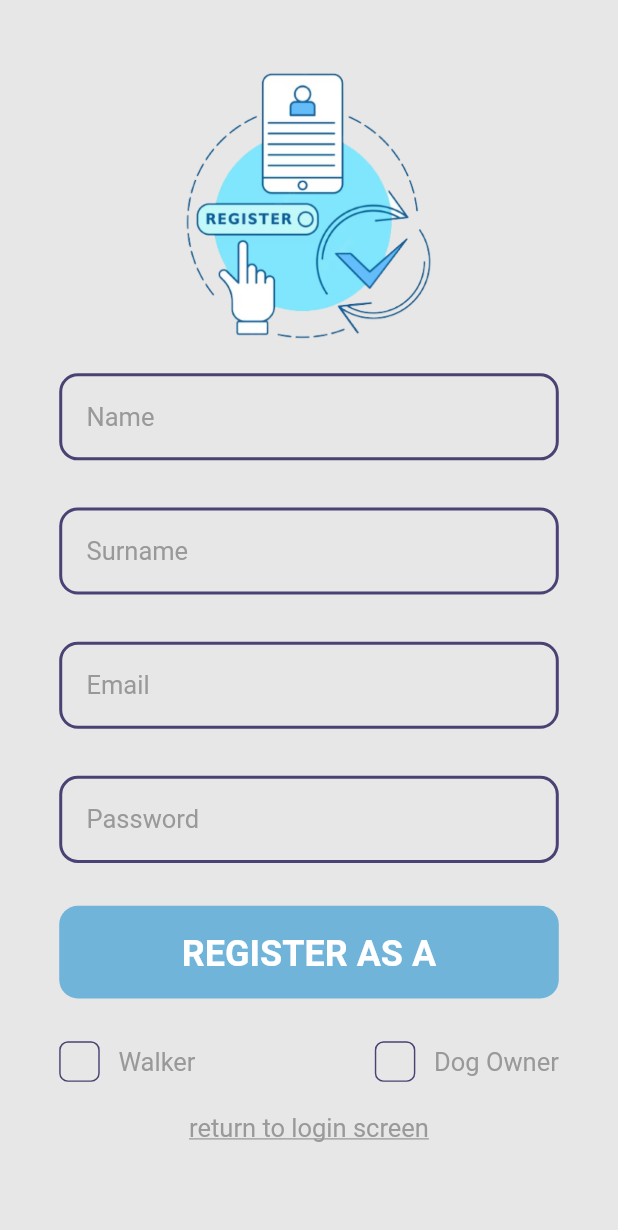
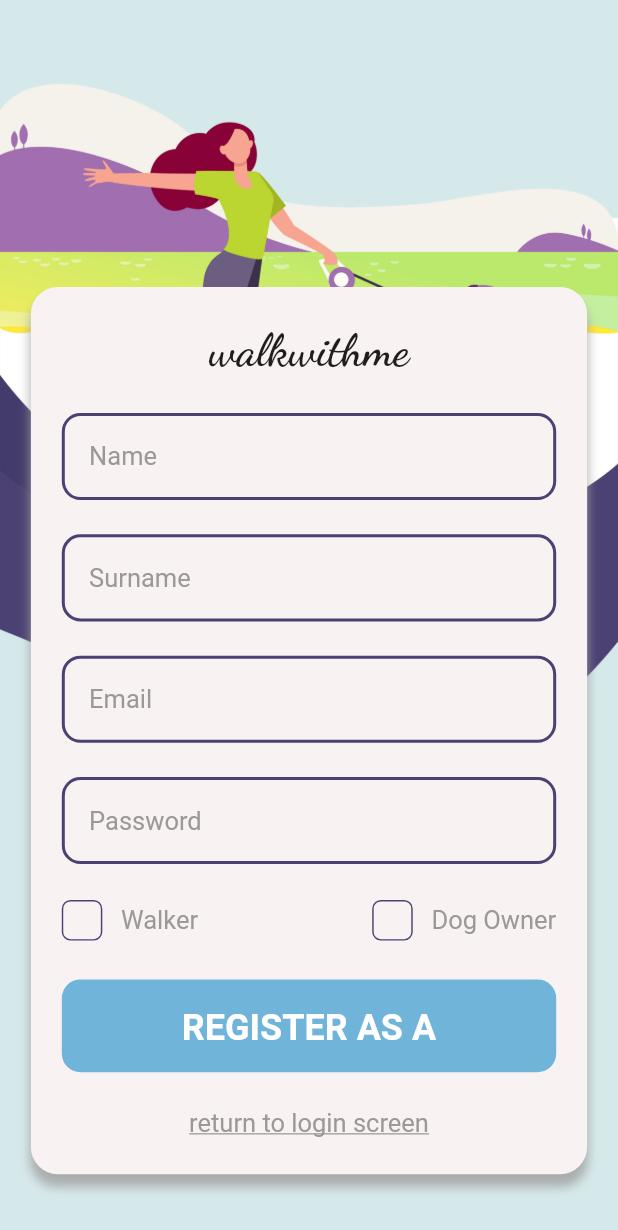
Before and after one commit to SevdaErgun/WalkWithMe, a Flutter app: the RegisterScreen screen opened by its route, on a phone screen of 412 x 824 dp. Shown: the top 1230 px of the screen. Run offline on Flutter 3.47's test engine with Material 2 defaults, Android fonts, the phone set to English and light mode, and no system bars; our stand-ins replace cached_network_image, connectivity_plus, flutter_svg, get, shared_preferences, sqflite; accounts and stored records are empty.

Commit message:
register screen v2 updated

```diff
--- a/lib/presentation/register_screen/register_screen.dart
+++ b/lib/presentation/register_screen/register_screen.dart
@@ -19,35 +19,67 @@ class RegisterScreen extends GetWidget<RegisterController> {
     return SafeArea(
       child: Scaffold(
         resizeToAvoidBottomInset: false,
-        backgroundColor: ColorConstant.gray200,
+        backgroundColor: ColorConstant.projectBackground,
         body: Form(
           key: _formKey,
           child: Container(
+            width: double.infinity,
+            child: Stack(
+              children: [
+                Positioned.fill(
+                  child: CustomImageView(
+                    imagePath: ImageConstant.loginIMG,
+                    width: double.infinity,
+                    alignment: Alignment.topCenter,
+                    margin: EdgeInsets.only(
+                        top: MediaQuery.sizeOf(context).height * 0.5 / 10),
+                  ),
+                ),
+                Container(
+                  width: double.infinity,
+                  padding: EdgeInsets.only(
+                      bottom: MediaQuery.sizeOf(context).height * 0.5 / 10),
+                  margin: EdgeInsets.symmetric(
+                    horizontal: MediaQuery.sizeOf(context).width * 0.5 / 10,
+                  ),
                   child: Column(
-              mainAxisAlignment: MainAxisAlignment.start,
+                      mainAxisAlignment: MainAxisAlignment.end,
+                      crossAxisAlignment: CrossAxisAlignment.center,
                       children: [
-                Expanded(
-                  child: SingleChildScrollView(
-                    child: Container(
-                      width: double.infinity,
+                        Container(
+                          decoration: BoxDecoration(
+                            color: ColorConstant.cardBackground,
+                            borderRadius: BorderRadius.circular(18),
+                            boxShadow: [
+                              BoxShadow(
+                                color: Colors.grey.withOpacity(0.8),
+                                spreadRadius: 0,
+                                blurRadius: 5,
+                                offset: Offset(0, 8),
+                              ),
+                            ],
+                          ),
+                          padding: EdgeInsets.symmetric(
+                              horizontal:
+                                  MediaQuery.sizeOf(context).width * 0.5 / 10),
                           child: Column(
                             crossAxisAlignment: CrossAxisAlignment.center,
-                        mainAxisAlignment: MainAxisAlignment.start,
+                            mainAxisAlignment: MainAxisAlignment.center,
                             children: [
-                          CustomImageView(
-                            imagePath: ImageConstant.registerIMG,
-                            width: MediaQuery.sizeOf(context).width * 6 / 10,
-                            margin: EdgeInsets.only(top: 25),
+                              Container(
+                                padding: EdgeInsets.symmetric(vertical: 24),
+                                child: Text(
+                                  "lbl_walkwithme".tr,
+                                  overflow: TextOverflow.ellipsis,
+                                  textAlign: TextAlign.left,
+                                  style: AppStyle.txtDancingScript32,
+                                ),
                               ),
                               CustomTextFormField(
                                 focusNode: FocusNode(),
                                 autofocus: false,
                                 controller: controller.nameController,
                                 hintText: "lbl_name".tr,
-                            margin: getMargin(
-                                left: MediaQuery.sizeOf(context).width * 1 / 10,
-                                right:
-                                    MediaQuery.sizeOf(context).width * 1 / 10),
                                 validator: (value) {
                                   if (!isText(value)) {
                                     return "Please enter valid text";
@@ -61,10 +93,8 @@ class RegisterScreen extends GetWidget<RegisterController> {
                                 controller: controller.surnameController,
                                 hintText: "lbl_surname".tr,
                                 margin: getMargin(
-                                left: MediaQuery.sizeOf(context).width * 1 / 10,
-                                top: 33,
-                                right:
-                                    MediaQuery.sizeOf(context).width * 1 / 10),
+                                  top: 24,
+                                ),
                                 validator: (value) {
                                   if (!isText(value)) {
                                     return "Please enter valid text";
@@ -78,14 +108,13 @@ class RegisterScreen extends GetWidget<RegisterController> {
                                 controller: controller.emailController,
                                 hintText: "lbl_email".tr,
                                 margin: getMargin(
-                                left: MediaQuery.sizeOf(context).width * 1 / 10,
-                                top: 33,
-                                right:
-                                    MediaQuery.sizeOf(context).width * 1 / 10),
+                                  top: 24,
+                                ),
                                 textInputType: TextInputType.emailAddress,
                                 validator: (value) {
                                   if (value == null ||
-                                  (!isValidEmail(value, isRequired: true))) {
+                                      (!isValidEmail(value,
+                                          isRequired: true))) {
                                     return "Please enter valid email";
                                   }
                                   return null;
@@ -97,44 +126,22 @@ class RegisterScreen extends GetWidget<RegisterController> {
                                 controller: controller.passwordController,
                                 hintText: "lbl_password".tr,
                                 margin: getMargin(
-                                left: MediaQuery.sizeOf(context).width * 1 / 10,
-                                top: 33,
-                                right:
-                                    MediaQuery.sizeOf(context).width * 1 / 10),
+                                  top: 24,
+                                ),
                                 textInputAction: TextInputAction.done,
                                 textInputType: TextInputType.visiblePassword,
                                 validator: (value) {
                                   if (value == null ||
-                                  (!isValidPassword(value, isRequired: true))) {
+                                      (!isValidPassword(value,
+                                          isRequired: true))) {
                                     return "Please enter valid password";
                                   }
                                   return null;
                                 },
                                 isObscureText: true,
                               ),
-                          CustomButton(
-                            height: getVerticalSize(
-                              65,
-                            ),
-                            text: "lbl_register_as_a".tr,
-                            margin: getMargin(
-                                left: MediaQuery.sizeOf(context).width * 1 / 10,
-                                top: 30,
-                                right:
-                                    MediaQuery.sizeOf(context).width * 1 / 10),
-                            shape: ButtonShape.RoundedBorder13,
-                            padding: ButtonPadding.PaddingAll19,
-                            fontStyle: ButtonFontStyle.RobotoRomanBold32,
-                            onTap: () => {
-                              _insert()
-                            },
-                          ),
                               Padding(
-                            padding: getPadding(
-                              left: MediaQuery.sizeOf(context).width * 1 / 10,
-                              top: 30,
-                              right: MediaQuery.sizeOf(context).width * 1 / 10,
-                            ),
+                                padding: EdgeInsets.symmetric(vertical: 24),
                                 child: Row(
                                   mainAxisAlignment: MainAxisAlignment.center,
                                   children: [
@@ -155,18 +162,20 @@ class RegisterScreen extends GetWidget<RegisterController> {
                                                   bottom: 2,
                                                 ),
                                                 decoration: BoxDecoration(
-                                              color: controller
-                                                          .roleStatus.value ==
+                                                  color: controller.roleStatus
+                                                              .value ==
                                                           'Walker'
-                                                  ? ColorConstant.blueGray700
+                                                      ? ColorConstant
+                                                          .blueGray700
                                                       : null,
-                                              border: controller
-                                                          .roleStatus.value !=
+                                                  border: controller.roleStatus
+                                                              .value !=
                                                           'Walker'
                                                       ? Border.all(
                                                           color: ColorConstant
                                                               .blueGray700,
-                                                      width: getHorizontalSize(
+                                                          width:
+                                                              getHorizontalSize(
                                                             1,
                                                           ),
                                                         )
@@ -186,7 +195,8 @@ class RegisterScreen extends GetWidget<RegisterController> {
                                                 ),
                                                 child: Text(
                                                   "lbl_walker".tr,
-                                              overflow: TextOverflow.ellipsis,
+                                                  overflow:
+                                                      TextOverflow.ellipsis,
                                                   textAlign: TextAlign.left,
                                                   style: AppStyle
                                                       .txtRobotoRomanRegular24,
@@ -198,7 +208,7 @@ class RegisterScreen extends GetWidget<RegisterController> {
                                     Spacer(),
                                     GestureDetector(
                                       onTap: () {
-                                    controller.setWalker();
+                                        controller.setDogOwner();
                                       },
                                       child: Obx(() => Row(
                                             children: [
@@ -213,18 +223,20 @@ class RegisterScreen extends GetWidget<RegisterController> {
                                                   bottom: 2,
                                                 ),
                                                 decoration: BoxDecoration(
-                                              color: controller
-                                                          .roleStatus.value ==
+                                                  color: controller.roleStatus
+                                                              .value ==
                                                           'Dog Owner'
-                                                  ? ColorConstant.blueGray700
+                                                      ? ColorConstant
+                                                          .blueGray700
                                                       : null,
-                                              border: controller
-                                                          .roleStatus.value !=
+                                                  border: controller.roleStatus
+                                                              .value !=
                                                           'Dog Owner'
                                                       ? Border.all(
                                                           color: ColorConstant
                                                               .blueGray700,
-                                                      width: getHorizontalSize(
+                                                          width:
+                                                              getHorizontalSize(
                                                             1,
                                                           ),
                                                         )
@@ -244,7 +256,8 @@ class RegisterScreen extends GetWidget<RegisterController> {
                                                 ),
                                                 child: Text(
                                                   "lbl_dog_owner".tr,
-                                              overflow: TextOverflow.ellipsis,
+                                                  overflow:
+                                                      TextOverflow.ellipsis,
                                                   textAlign: TextAlign.left,
                                                   style: AppStyle
                                                       .txtRobotoRomanRegular24,
@@ -256,27 +269,22 @@ class RegisterScreen extends GetWidget<RegisterController> {
                                   ],
                                 ),
                               ),
-                          Align(
-                            alignment: Alignment.center,
-                            child: Padding(
-                              padding: getPadding(
-                                top: 20,
+                              CustomButton(
+                                height: getVerticalSize(
+                                  65,
                                 ),
-
-                              // child: Text(
-                              //   "msg_return_to_login".tr,
-                              //   overflow: TextOverflow.ellipsis,
-                              //   textAlign: TextAlign.left,
-                              //   style: AppStyle.txtRobotoRomanRegular24,
-                              // ),
-
-
-
-                              child:  RichText(
-
+                                text: "lbl_register_as_a".tr,
+                                shape: ButtonShape.RoundedBorder13,
+                                padding: ButtonPadding.PaddingAll19,
+                                fontStyle: ButtonFontStyle.RobotoRomanBold32,
+                                onTap: () => {_insert()},
+                              ),
+                              Container(
+                                margin: EdgeInsets.symmetric(vertical: 24),
+                                child: RichText(
                                   text: TextSpan(
-                                  style:
-                                      AppStyle.txtRobotoRomanRegular24.copyWith(
+                                    style: AppStyle.txtRobotoRomanRegular24
+                                        .copyWith(
                                       decoration: TextDecoration.underline,
                                     ),
                                     children: <TextSpan>[
@@ -289,12 +297,11 @@ class RegisterScreen extends GetWidget<RegisterController> {
                                   ),
                                 ),
                               ),
-                          ),
                             ],
                           ),
-                    ),
-                  ),
-                ),
+                        )
+                      ]),
+                )
               ],
             ),
           ),
```
Lines whose indentation alone changed are shown as unchanged.
